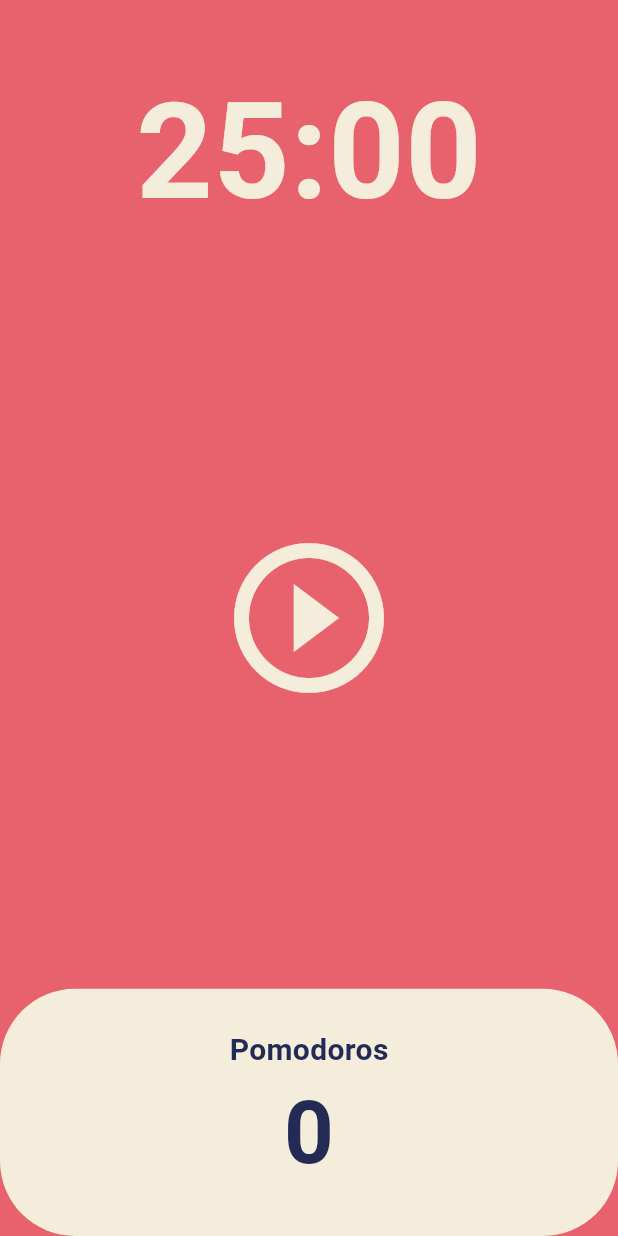
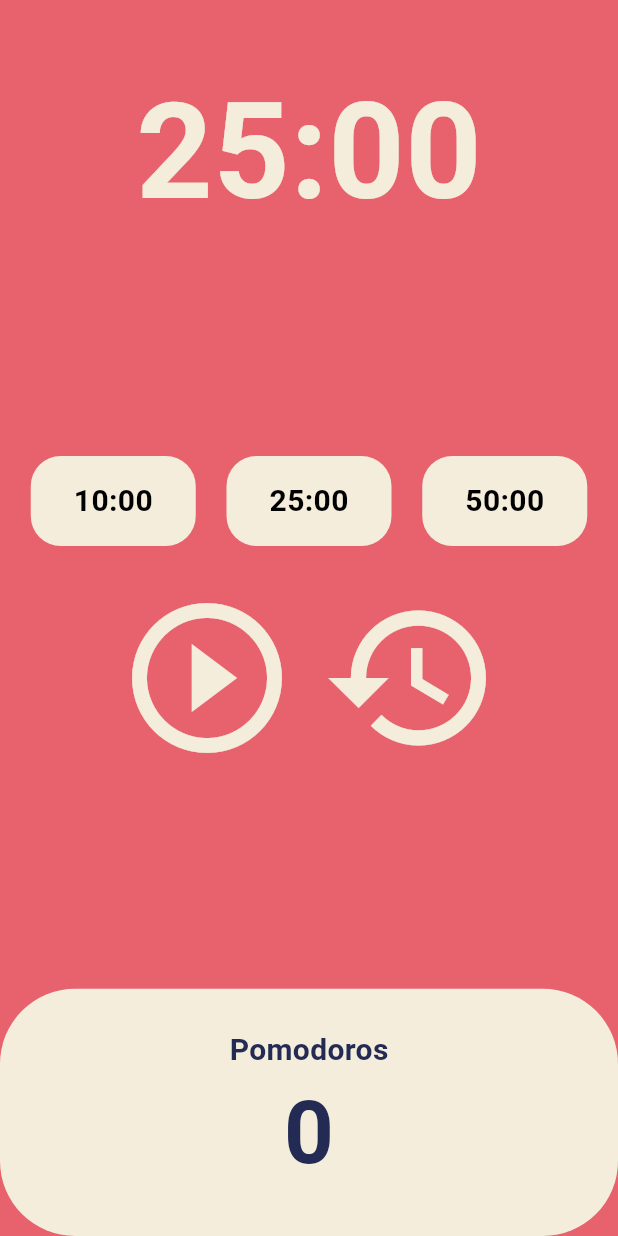
Before and after one commit to writeMaDa/toonflix, a Flutter app: the screen it shows after launch, on a phone screen of 412 x 824 dp. Run offline on Flutter 3.47's test engine with Material 3 defaults, Android fonts, the phone set to English and light mode, and no system bars.

Commit message:
5.4 Code Challenge
Make reset button
Set times

```diff
--- a/lib/screens/home_screen.dart
+++ b/lib/screens/home_screen.dart
@@ -1,5 +1,4 @@
 import 'dart:async';
-
 import 'package:flutter/material.dart';
 
 class HomeScreen extends StatefulWidget {
@@ -11,6 +10,9 @@ class HomeScreen extends StatefulWidget {
 
 class _HomeScreenState extends State<HomeScreen> {
   static const twentyFiveMinutes = 1500;
+  static const tenMinutes = 2;
+  static const fiftyMinutes = 3000;
+  int setSeconds = twentyFiveMinutes;
   int totalSeconds = twentyFiveMinutes;
   bool isRunning = false;
   int totalPomodoros = 0;
@@ -21,7 +23,7 @@ class _HomeScreenState extends State<HomeScreen> {
       setState(() {
         totalPomodoros = totalPomodoros + 1;
         isRunning = false;
-        totalSeconds = twentyFiveMinutes;
+        totalSeconds = setSeconds;
       });
       timer.cancel();
     } else {
@@ -45,6 +47,27 @@ class _HomeScreenState extends State<HomeScreen> {
     timer.cancel();
     setState(() {
       isRunning = false;
+    });
+  }
+
+  void resetTime() {
+    if (!isRunning) {
+      setState(() {
+        totalSeconds = setSeconds;
+        totalPomodoros = 0;
+      });
+    }
+  }
+
+  void setTime(int a) {
+    setState(() {
+      if (!isRunning && a == 1) {
+        setSeconds = tenMinutes;
+      } else if (!isRunning && a == 2) {
+        setSeconds = twentyFiveMinutes;
+      } else if (!isRunning && a == 3) {
+        setSeconds = fiftyMinutes;
+      }
     });
   }
 
@@ -76,13 +99,112 @@ class _HomeScreenState extends State<HomeScreen> {
           Flexible(
             flex: 3,
             child: Center(
-              child: IconButton(
+              child: Column(
+                mainAxisAlignment: MainAxisAlignment.center,
+                children: [
+                  Row(
+                    mainAxisAlignment: MainAxisAlignment.spaceEvenly,
+                    children: [
+                      InkWell(
+                        onTap: () {
+                          setTime(1);
+                        },
+                        child: Container(
+                          height: 60,
+                          width: 110,
+                          decoration: BoxDecoration(
+                            color: Theme.of(context).cardColor,
+                            borderRadius: BorderRadius.circular(20),
+                          ),
+                          child: const Column(
+                            mainAxisAlignment: MainAxisAlignment.center,
+                            children: [
+                              Text(
+                                '10:00',
+                                style: TextStyle(
+                                  fontSize: 20,
+                                  fontWeight: FontWeight.w600,
+                                ),
+                              ),
+                            ],
+                          ),
+                        ),
+                      ),
+                      InkWell(
+                        onTap: () {
+                          setTime(2);
+                        },
+                        child: Container(
+                          height: 60,
+                          width: 110,
+                          decoration: BoxDecoration(
+                            color: Theme.of(context).cardColor,
+                            borderRadius: BorderRadius.circular(20),
+                          ),
+                          child: const Column(
+                            mainAxisAlignment: MainAxisAlignment.center,
+                            children: [
+                              Text(
+                                '25:00',
+                                style: TextStyle(
+                                  fontSize: 20,
+                                  fontWeight: FontWeight.w600,
+                                ),
+                              ),
+                            ],
+                          ),
+                        ),
+                      ),
+                      InkWell(
+                        onTap: () {
+                          setTime(3);
+                        },
+                        child: Container(
+                          height: 60,
+                          width: 110,
+                          decoration: BoxDecoration(
+                            color: Theme.of(context).cardColor,
+                            borderRadius: BorderRadius.circular(20),
+                          ),
+                          child: const Column(
+                            mainAxisAlignment: MainAxisAlignment.center,
+                            children: [
+                              Text(
+                                '50:00',
+                                style: TextStyle(
+                                  fontSize: 20,
+                                  fontWeight: FontWeight.w600,
+                                ),
+                              ),
+                            ],
+                          ),
+                        ),
+                      ),
+                    ],
+                  ),
+                  const SizedBox(
+                    height: 20,
+                  ),
+                  Row(
+                    mainAxisAlignment: MainAxisAlignment.center,
+                    children: [
+                      IconButton(
                         iconSize: 120,
                         color: Theme.of(context).cardColor,
                         onPressed: isRunning ? onPausePressed : onStartPressed,
                         icon: Icon(isRunning
                             ? Icons.pause_circle_outline
                             : Icons.play_circle_outline),
+                      ),
+                      IconButton(
+                        iconSize: 120,
+                        color: Theme.of(context).cardColor,
+                        onPressed: resetTime,
+                        icon: const Icon(Icons.restore_outlined),
+                      )
+                    ],
+                  ),
+                ],
               ),
             ),
           ),
```
Lines whose indentation alone changed are shown as unchanged.
